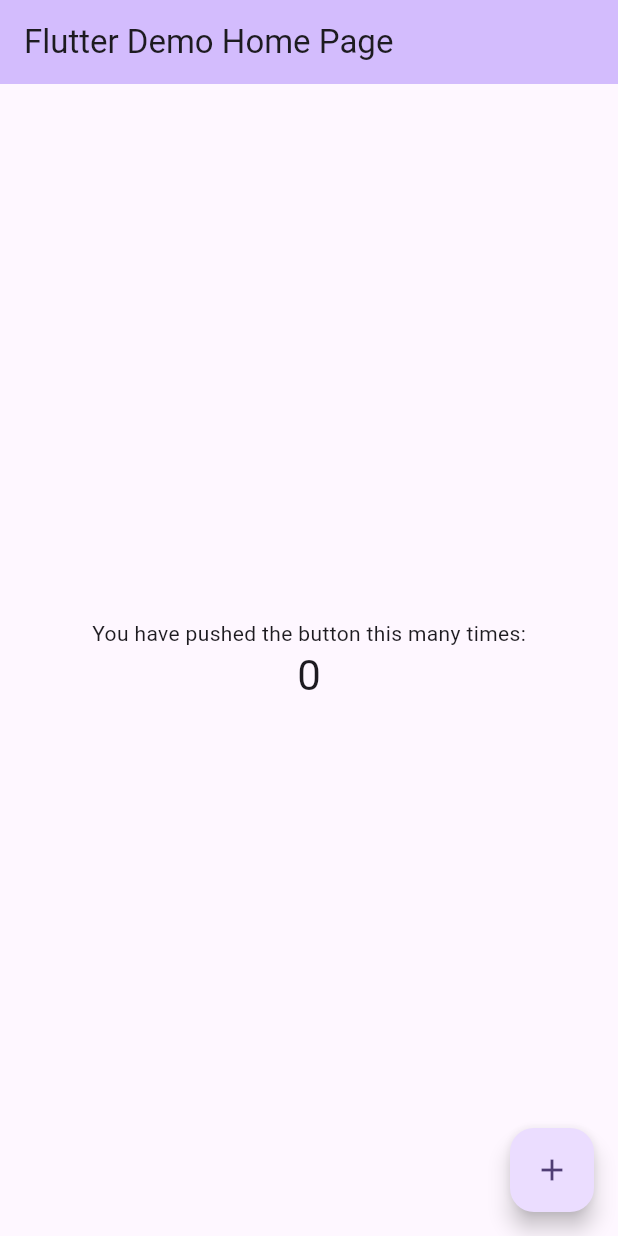
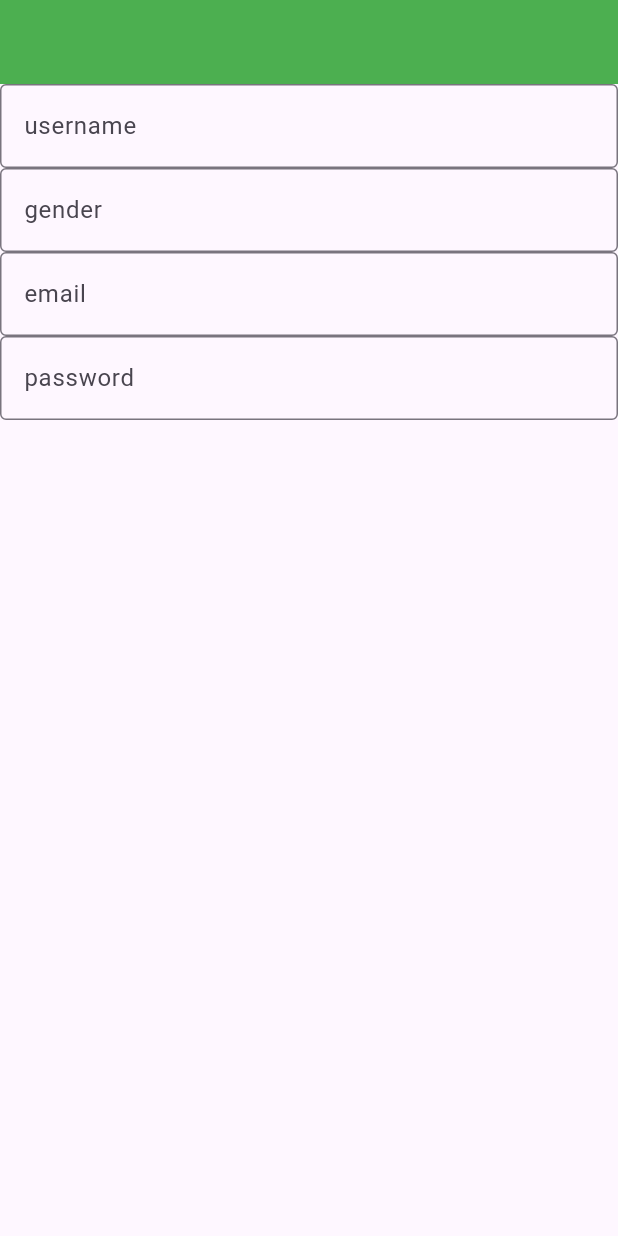
Before and after one commit to Abdoahmed654/sabit, a Flutter app: the screen it shows after launch, on a phone screen of 412 x 824 dp. Run offline on Flutter 3.47's test engine with Material 3 defaults, Android fonts, the phone set to English and light mode, and no system bars; our stand-ins replace bloc, dio, go_router, hive; accounts and stored records are empty.

Commit message:
initialezed dio client and creater jwt auth workflow

```diff
--- /dev/null
+++ b/App/lib/features/Auth/domain/cubit/cubit/coins_state.dart
@@ -0,0 +1,6 @@
+part of 'coins_cubit.dart';
+
+@immutable
+sealed class CoinsState {}
+
+final class CoinsInitial extends CoinsState {}
--- /dev/null
+++ b/App/lib/features/Auth/presentation/pages/login_screen.dart
@@ -0,0 +1,21 @@
+import 'package:flutter/material.dart';
+import 'package:sapit/features/Auth/presentation/widgets/text_field_login_screen.dart';
+
+class LoginScreen extends StatelessWidget {
+  const LoginScreen({super.key});
+
+  @override
+  Widget build(BuildContext context) {
+    return Scaffold(
+      appBar: AppBar(backgroundColor: Colors.green,),
+      body: Column(
+        children: [
+          TextFieldLoginScreen(labelText: 'username', hintText: 'username'),
+          TextFieldLoginScreen(labelText: 'gender', hintText: 'gender'),
+          TextFieldLoginScreen(labelText: 'email', hintText: 'email'),
+          TextFieldLoginScreen(labelText: 'password', hintText: 'password'),
+        ],
+      ),
+    );
+  }
+}
--- /dev/null
+++ b/App/lib/features/Auth/presentation/widgets/text_field_login_screen.dart
@@ -0,0 +1,18 @@
+import 'package:flutter/material.dart';
+
+class TextFieldLoginScreen extends StatelessWidget {
+   TextFieldLoginScreen({super.key,required this.labelText,required this.hintText});
+  String labelText ;
+  String hintText;
+
+  @override
+  Widget build(BuildContext context) {
+    return TextField(
+      decoration: InputDecoration(
+        labelText: labelText,
+        hintText: hintText,
+        border: OutlineInputBorder()
+      )
+    );
+  }
+}
--- a/App/lib/main.dart
+++ b/App/lib/main.dart
@@ -1,122 +1,20 @@
 import 'package:flutter/material.dart';
+import 'package:sapit/features/Auth/presentation/pages/login_screen.dart';
+import 'router/app-router.dart';
 
 void main() {
-  runApp(const MyApp());
+  runApp(const sabitApp());
 }
 
-class MyApp extends StatelessWidget {
-  const MyApp({super.key});
+class sabitApp extends StatelessWidget {
+  const sabitApp({super.key});
 
   // This widget is the root of your application.
   @override
   Widget build(BuildContext context) {
     return MaterialApp(
-      title: 'Flutter Demo',
-      theme: ThemeData(
-        // This is the theme of your application.
-        //
-        // TRY THIS: Try running your application with "flutter run". You'll see
-        // the application has a purple toolbar. Then, without quitting the app,
-        // try changing the seedColor in the colorScheme below to Colors.green
-        // and then invoke "hot reload" (save your changes or press the "hot
-        // reload" button in a Flutter-supported IDE, or press "r" if you used
-        // the command line to start the app).
-        //
-        // Notice that the counter didn't reset back to zero; the application
-        // state is not lost during the reload. To reset the state, use hot
-        // restart instead.
-        //
-        // This works for code too, not just values: Most code changes can be
-        // tested with just a hot reload.
-        colorScheme: ColorScheme.fromSeed(seedColor: Colors.deepPurple),
-      ),
-      home: const MyHomePage(title: 'Flutter Demo Home Page'),
+      // routerConfig: AppRouter().router,
+      home: LoginScreen(),
     );
   }
 }
-
-class MyHomePage extends StatefulWidget {
-  const MyHomePage({super.key, required this.title});
-
-  // This widget is the home page of your application. It is stateful, meaning
-  // that it has a State object (defined below) that contains fields that affect
-  // how it looks.
-
-  // This class is the configuration for the state. It holds the values (in this
-  // case the title) provided by the parent (in this case the App widget) and
-  // used by the build method of the State. Fields in a Widget subclass are
-  // always marked "final".
-
-  final String title;
-
-  @override
-  State<MyHomePage> createState() => _MyHomePageState();
-}
-
-class _MyHomePageState extends State<MyHomePage> {
-  int _counter = 0;
-
-  void _incrementCounter() {
-    setState(() {
-      // This call to setState tells the Flutter framework that something has
-      // changed in this State, which causes it to rerun the build method below
-      // so that the display can reflect the updated values. If we changed
-      // _counter without calling setState(), then the build method would not be
-      // called again, and so nothing would appear to happen.
-      _counter++;
-    });
-  }
-
-  @override
-  Widget build(BuildContext context) {
-    // This method is rerun every time setState is called, for instance as done
-    // by the _incrementCounter method above.
-    //
-    // The Flutter framework has been optimized to make rerunning build methods
-    // fast, so that you can just rebuild anything that needs updating rather
-    // than having to individually change instances of widgets.
-    return Scaffold(
-      appBar: AppBar(
-        // TRY THIS: Try changing the color here to a specific color (to
-        // Colors.amber, perhaps?) and trigger a hot reload to see the AppBar
-        // change color while the other colors stay the same.
-        backgroundColor: Theme.of(context).colorScheme.inversePrimary,
-        // Here we take the value from the MyHomePage object that was created by
-        // the App.build method, and use it to set our appbar title.
-        title: Text(widget.title),
-      ),
-      body: Center(
-        // Center is a layout widget. It takes a single child and positions it
-        // in the middle of the parent.
-        child: Column(
-          // Column is also a layout widget. It takes a list of children and
-          // arranges them vertically. By default, it sizes itself to fit its
-          // children horizontally, and tries to be as tall as its parent.
-          //
-          // Column has various properties to control how it sizes itself and
-          // how it positions its children. Here we use mainAxisAlignment to
-          // center the children vertically; the main axis here is the vertical
-          // axis because Columns are vertical (the cross axis would be
-          // horizontal).
-          //
-          // TRY THIS: Invoke "debug painting" (choose the "Toggle Debug Paint"
-          // action in the IDE, or press "p" in the console), to see the
-          // wireframe for each widget.
-          mainAxisAlignment: MainAxisAlignment.center,
-          children: <Widget>[
-            const Text('You have pushed the button this many times:'),
-            Text(
-              '$_counter',
-              style: Theme.of(context).textTheme.headlineMedium,
-            ),
-          ],
-        ),
-      ),
-      floatingActionButton: FloatingActionButton(
-        onPressed: _incrementCounter,
-        tooltip: 'Increment',
-        child: const Icon(Icons.add),
-      ), // This trailing comma makes auto-formatting nicer for build methods.
-    );
-  }
-}
--- a/App/lib/router/app-router.dart
+++ b/App/lib/router/app-router.dart
@@ -0,0 +1,78 @@
+// lib/routes/app_router.dart
+import 'package:flutter/material.dart';
+import 'package:go_router/go_router.dart';
+
+// Import your pages here
+// import '../screens/login_screen.dart';
+// import '../screens/signup_screen.dart';
+// import '../screens/home_screen.dart';
+// import '../screens/leaderboard_screen.dart';
+// import '../screens/character_screen.dart';
+// import '../screens/azkar_screen.dart';
+// import '../screens/azkar_details_screen.dart';
+// import '../screens/budget_screen.dart';
+// import '../screens/settings_screen.dart';
+// import '../screens/community_screen.dart';
+// import '../screens/camera_screen.dart';
+
+// // Example of splash screen or loading page
+// import '../screens/splash_screen.dart';
+
+class AppRouter {
+  // static final GoRouter router = GoRouter(
+  //   initialLocation: '/splash',
+  //   routes: [
+  //     GoRoute(
+  //       path: '/splash',
+  //       builder: (context, state) => const SplashScreen(),
+  //     ),
+  //     GoRoute(
+  //       path: '/login',
+  //       builder: (context, state) => const LoginScreen(),
+  //     ),
+  //     GoRoute(
+  //       path: '/signup',
+  //       builder: (context, state) => const SignupScreen(),
+  //     ),
+  //     GoRoute(
+  //       path: '/home',
+  //       builder: (context, state) => const HomeScreen(),
+  //     ),
+  //     GoRoute(
+  //       path: '/leaderboard',
+  //       builder: (context, state) => const LeaderboardScreen(),
+  //     ),
+  //     GoRoute(
+  //       path: '/character',
+  //       builder: (context, state) => const CharacterScreen(),
+  //     ),
+  //     GoRoute(
+  //       path: '/azkar',
+  //       builder: (context, state) => const AzkarScreen(),
+  //     ),
+  //     GoRoute(
+  //       path: '/azkar/:id',
+  //       builder: (context, state) {
+  //         final id = state.pathParameters['id'];
+  //         return AzkarDetailsScreen(id: id!);
+  //       },
+  //     ),
+  //     GoRoute(
+  //       path: '/budget',
+  //       builder: (context, state) => const BudgetScreen(),
+  //     ),
+  //     GoRoute(
+  //       path: '/settings',
+  //       builder: (context, state) => const SettingsScreen(),
+  //     ),
+  //     GoRoute(
+  //       path: '/community',
+  //       builder: (context, state) => const CommunityScreen(),
+  //     ),
+  //     GoRoute(
+  //       path: '/camera',
+  //       builder: (context, state) => const CameraScreen(),
+  //     ),
+  //   ],
+  // );
+}
--- a/App/pubspec.yaml
+++ b/App/pubspec.yaml
@@ -34,6 +34,10 @@ dependencies:
   # The following adds the Cupertino Icons font to your application.
   # Use with the CupertinoIcons class for iOS style icons.
   cupertino_icons: ^1.0.8
+  dio: ^5.9.0
+  flutter_bloc: ^9.1.1
+  hive: ^2.2.3
+  go_router: ^16.3.0
 
 dev_dependencies:
   flutter_test:
```
Also changed, not shown: App/lib/core/network/auth_interceptor.dart (added, +39 -0 lines), App/lib/core/network/dio_client.dart (added, +17 -0 lines), App/lib/core/storage/auth_storage.dart (added, +23 -0 lines), App/lib/features/Auth/data/repositories/Auth_reposotory.dart (added, +26 -0 lines), App/lib/features/Auth/domain/cubit/cubit/coins_cubit.dart (added, +8 -0 lines), App/pubspec.lock, 3 other files.
